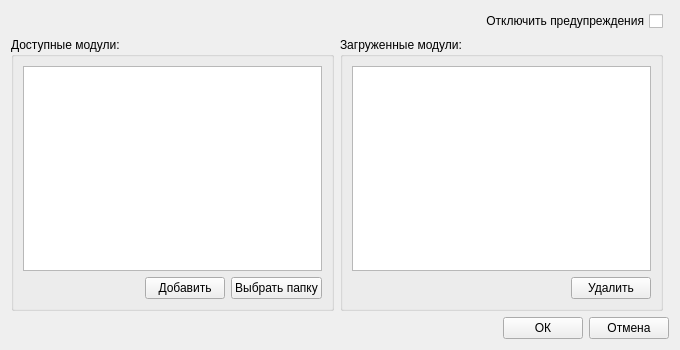
Before: the Qt Designer form src/ui/MIBManagerDialog.ui in Gyoma/SNMP-MIB-Viewer, drawn with Qt 5.
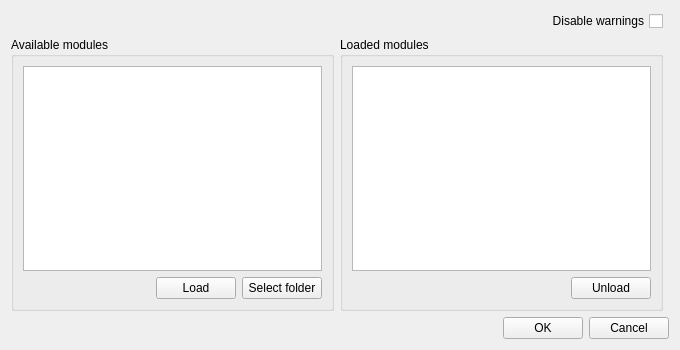
After: the same form once the commit is applied.

Diff of the .ui file:
```diff
--- a/src/ui/MIBManagerDialog.ui
+++ b/src/ui/MIBManagerDialog.ui
@@ -35,7 +35,7 @@
    <item row="1" column="0">
     <widget class="QGroupBox" name="availableModulesBox">
      <property name="title">
-      <string>Доступные модули:</string>
+      <string>Available modules</string>
      </property>
      <layout class="QGridLayout" name="gridLayout_4">
       <item row="1" column="1">
@@ -47,7 +47,7 @@
          <string>&lt;html&gt;&lt;head/&gt;&lt;body&gt;&lt;p&gt;Загрузить выбранный модуль и модули, которые он импортирует.&lt;/p&gt;&lt;/body&gt;&lt;/html&gt;</string>
         </property>
         <property name="text">
-         <string>Добавить</string>
+         <string>Load</string>
         </property>
        </widget>
       </item>
@@ -60,7 +60,7 @@
          <string>&lt;html&gt;&lt;head/&gt;&lt;body&gt;&lt;p&gt;Выбрать папку, откуда будет происходить загрузка модулей.&lt;/p&gt;&lt;/body&gt;&lt;/html&gt;</string>
         </property>
         <property name="text">
-         <string>Выбрать папку</string>
+         <string>Select folder</string>
         </property>
        </widget>
       </item>
@@ -93,7 +93,7 @@
    <item row="1" column="1">
     <widget class="QGroupBox" name="loadedModulesBox">
      <property name="title">
-      <string>Загруженные модули:</string>
+      <string>Loaded modules</string>
      </property>
      <layout class="QGridLayout" name="gridLayout">
       <item row="1" column="1">
@@ -105,7 +105,7 @@
          <string>&lt;html&gt;&lt;head/&gt;&lt;body&gt;&lt;p&gt;Удалить выбранный модуль и модули, которые его импортируют.&lt;/p&gt;&lt;/body&gt;&lt;/html&gt;</string>
         </property>
         <property name="text">
-         <string>Удалить</string>
+         <string>Unload</string>
         </property>
        </widget>
       </item>
@@ -141,7 +141,7 @@
       <enum>Qt::RightToLeft</enum>
      </property>
      <property name="text">
-      <string>Отключить предупреждения</string>
+      <string>Disable warnings</string>
      </property>
     </widget>
    </item>
@@ -166,7 +166,7 @@
         <enum>Qt::NoFocus</enum>
        </property>
        <property name="text">
-        <string>ОК</string>
+        <string>OK</string>
        </property>
       </widget>
      </item>
@@ -176,7 +176,7 @@
         <enum>Qt::NoFocus</enum>
        </property>
        <property name="text">
-        <string>Отмена</string>
+        <string>Cancel</string>
        </property>
       </widget>
      </item>
```
Left out of the diff: 8 changed lines with no effect on the pictures.
